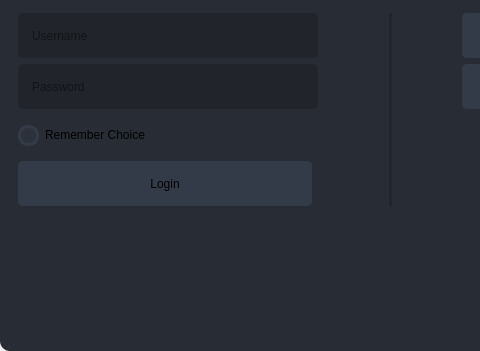
evsahal/TaskEX, file gui/ui_files/splash_screen.ui: the form before one commit; both pictures show x 0 to 480 and y 119 to 470 of the 695 by 470 pixel window.
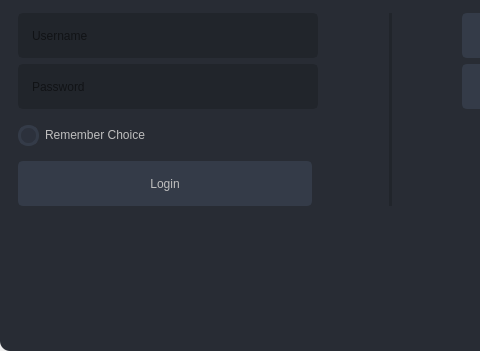
The form after the commit. Icons and pictures are not drawn.

The edit to the form file:
```diff
--- a/gui/ui_files/splash_screen.ui
+++ b/gui/ui_files/splash_screen.ui
@@ -239,6 +239,9 @@
           </item>
           <item row="3" column="0">
            <widget class="QPushButton" name="btn_login">
+            <property name="enabled">
+             <bool>false</bool>
+            </property>
             <property name="sizePolicy">
              <sizepolicy hsizetype="Expanding" vsizetype="Fixed">
               <horstretch>0</horstretch>
@@ -296,6 +299,9 @@
           </item>
           <item row="2" column="0">
            <widget class="QCheckBox" name="remember_choice">
+            <property name="enabled">
+             <bool>false</bool>
+            </property>
             <property name="minimumSize">
              <size>
               <width>0</width>
```
Left out of the diff: 6 changed lines with no effect on the pictures.
